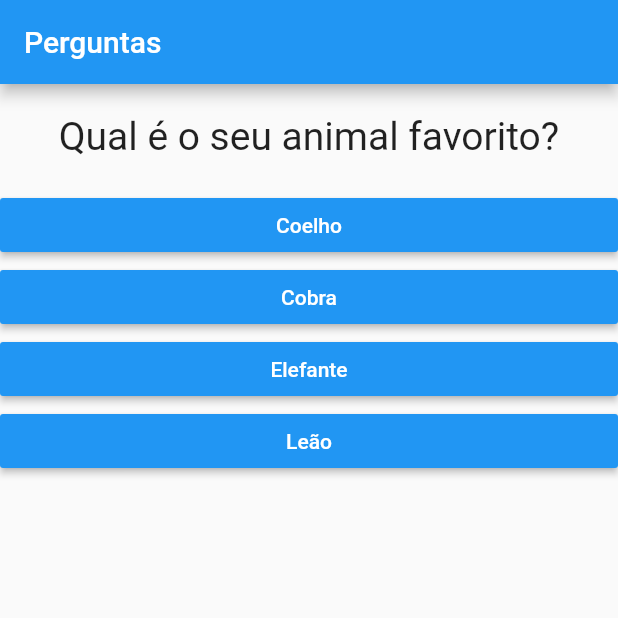
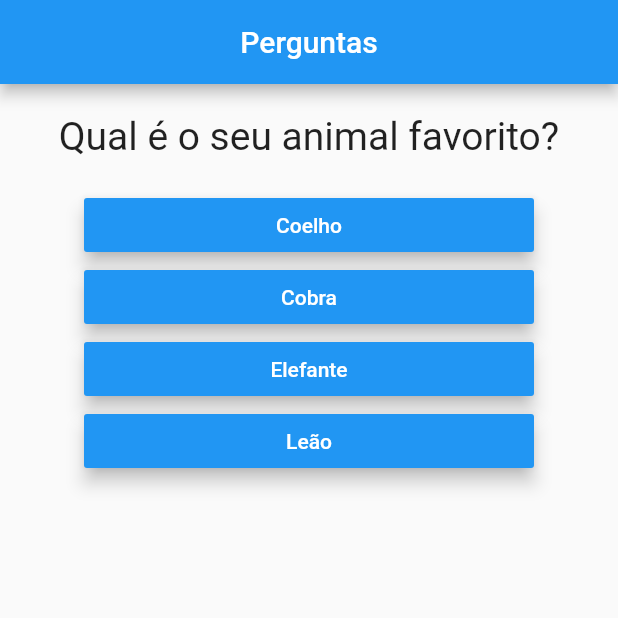
Before and after one commit to diogobh93/Flutter_Perguntas, a Flutter app: the screen it shows after launch, after a tap on "Preto", on a phone screen of 412 x 824 dp, the top half of it. Run offline on Flutter 3.47's test engine with Material 2 defaults, Android fonts, the phone set to English and light mode, and no system bars.

Commit message:
Response button change

```diff
--- a/lib/main.dart
+++ b/lib/main.dart
@@ -8,6 +8,7 @@ class PerguntaAppState extends State<PerguntaApp> {
 
   var _perguntaSelecionada = 0;
   var _pontuacaoTotal = 0;
+
   final _perguntas = const [
      {
        'texto':'Qual é a sua cor favorita?',
@@ -41,7 +42,6 @@ class PerguntaAppState extends State<PerguntaApp> {
       _pontuacaoTotal += pontuacao;
     });
     }
-    print(_pontuacaoTotal);
   }
 
   void _reiniciarQuestionario() {
@@ -62,7 +62,9 @@ class PerguntaAppState extends State<PerguntaApp> {
       home: Scaffold(
         appBar: AppBar(
           title: Text('Perguntas'),
-        ), body: temPerguntaSelecionada
+          centerTitle: true,
+        )
+        , body: temPerguntaSelecionada
         ? Questionario(
           perguntas: _perguntas,
           perguntaSelecionada: _perguntaSelecionada,
--- a/lib/questao.dart
+++ b/lib/questao.dart
@@ -19,3 +19,5 @@ class Questao extends StatelessWidget {
     );
   }
 }
+
+// Recebe o texto da pergunta.
--- a/lib/resposta.dart
+++ b/lib/resposta.dart
@@ -8,23 +8,21 @@ class Resposta extends StatelessWidget {
 
   Resposta(this.texto, this.quandoSelecionado);
 
-  final perguntas = [
-      'Resposta 1?',
-      'Resposta 2?',
-      'Resposta 3?',
-    ];
-
   @override
   Widget build(BuildContext context) {
 
     return Container(
-      width: double.infinity,
+      width: 300,
       child: RaisedButton(
         textColor: Colors.white,
         color: Colors.blue,
         child: Text(texto),
+        highlightColor: Colors.orange,
+        elevation: 5,
         onPressed: quandoSelecionado,
       ),
     );
   }
 }
+
+// Recebe a resposta das perguntas.
```
